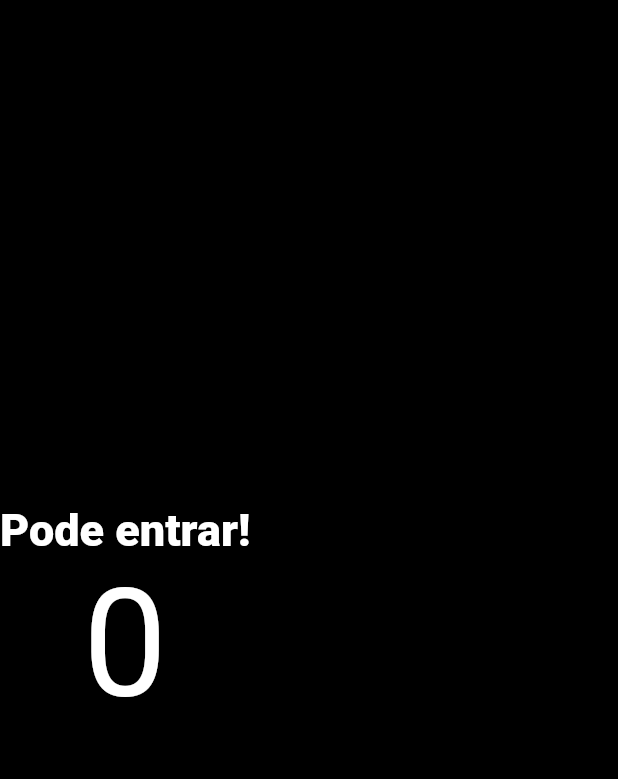
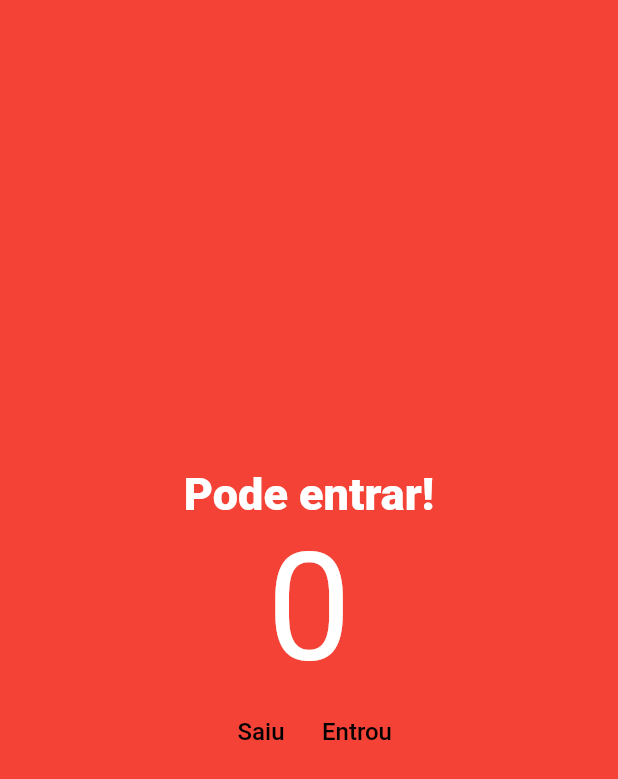
Before and after one commit to jamessonfaria/flutter-contador, a Flutter app: the screen it shows after launch, on a phone screen of 412 x 824 dp. Shown: the top 779 px of the screen. Run offline on Flutter 3.47's test engine with Material 2 defaults, Android fonts, the phone set to English and light mode, and no system bars.

Commit message:
Adicionando os botões

```diff
--- a/lib/main.dart
+++ b/lib/main.dart
@@ -18,14 +18,22 @@ class MyApp extends StatelessWidget {
 class HomePage extends StatelessWidget {
   const HomePage({Key? key}) : super(key: key);
 
+  void decrement() {
+    print("Decrement");
+  }
+
+  void increment() {
+    print("Increment");
+  }
+
   @override
   Widget build(BuildContext context) {
     return Scaffold(
-        backgroundColor: Colors.black,
+        backgroundColor: Colors.red,
         body: Column(
           mainAxisAlignment: MainAxisAlignment.center,
-          children: const [
-            Text(
+          children: [
+            const Text(
               "Pode entrar!",
               style: TextStyle(
                 fontSize: 30,
@@ -33,12 +41,32 @@ class HomePage extends StatelessWidget {
                 fontWeight: FontWeight.w800,
               ),
             ),
-            Text(
+            const Text(
               "0",
-              style: TextStyle(
-                fontSize: 100,
-                color: Colors.white
-              ),
+              style: TextStyle(fontSize: 100, color: Colors.white),
+            ),
+            Row(
+              mainAxisAlignment: MainAxisAlignment.center,
+              children: [
+                TextButton(
+                  onPressed: decrement,
+                  child: const Text(
+                    "Saiu",
+                    style: TextStyle(
+                      color: Colors.black,
+                      fontSize: 16,
+                    ),
+                  ),
+                ),
+                TextButton(
+                  onPressed: increment,
+                  child: const Text("Entrou",
+                      style: TextStyle(
+                        color: Colors.black,
+                        fontSize: 16,
+                      )),
+                )
+              ],
             ),
           ],
         ));
```
